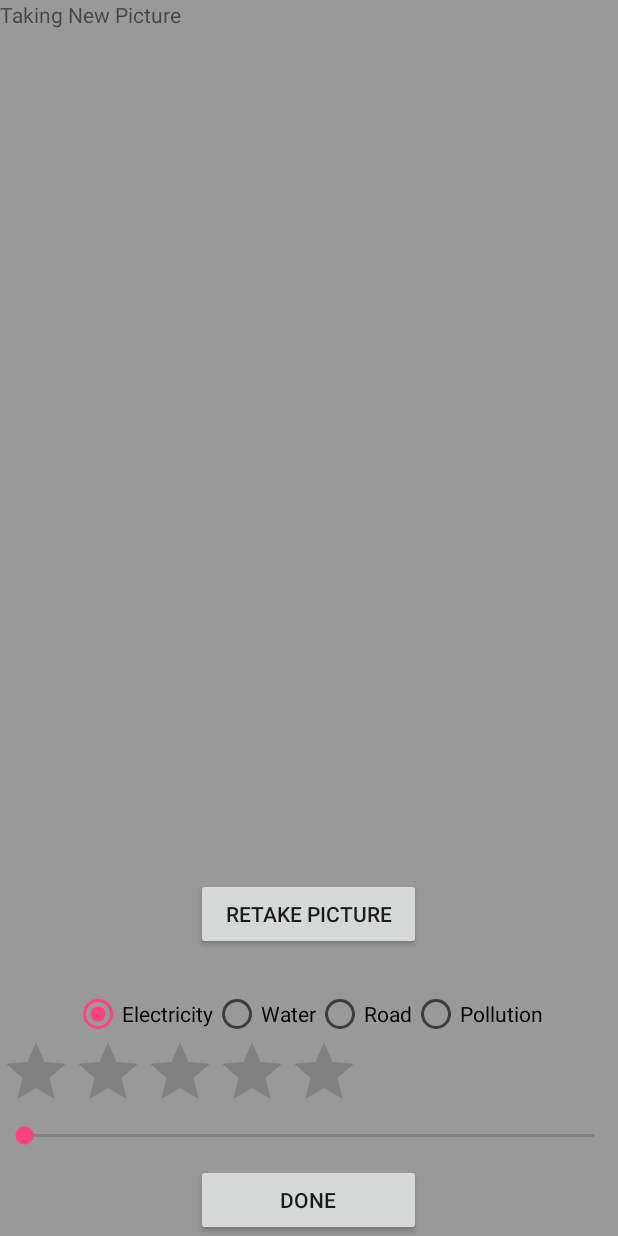
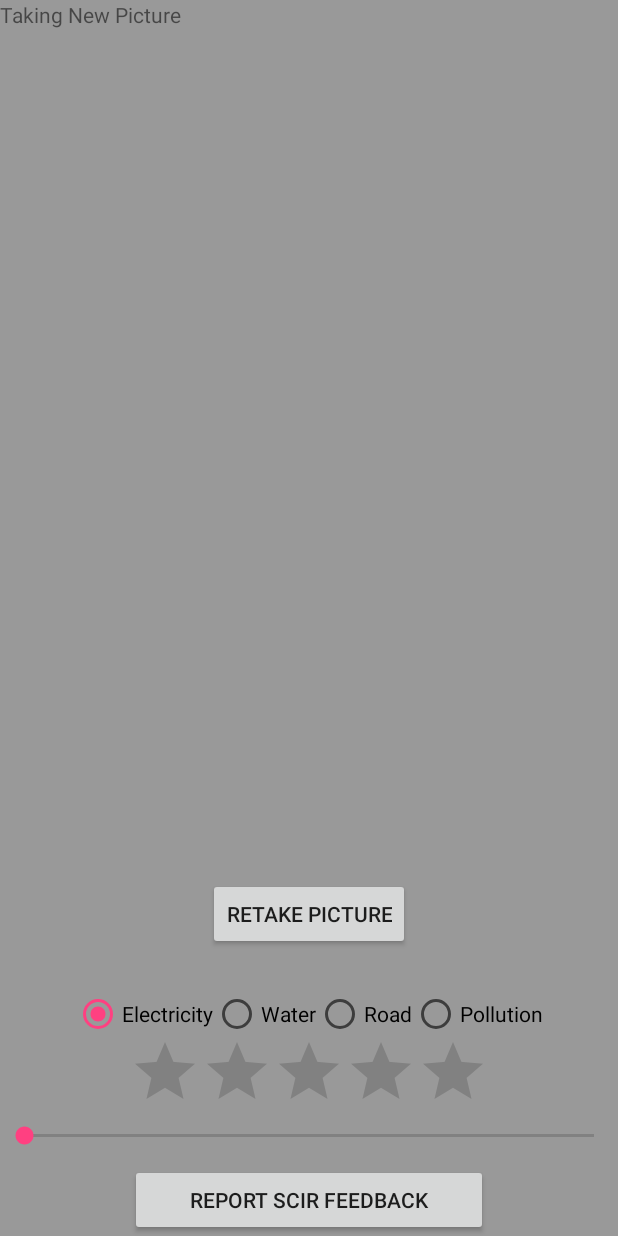
Before and after one commit to scir/TestCodes, an Android app: the CameraActivity screen opened directly, with no data from a screen before it, after a tap on "SNAP TARGET PHOTO!", on a phone screen of 412 x 824 dp. Run offline under Robolectric (Android 15) with nearby library versions, the phone set to English and light mode, and no system bars.

Commit message:
* Provided a small front view at startup * Alignment of few input figures done

```diff
--- a/scir_android_app/app/src/main/java/org/scir/scir_android_app/CameraActivity.java
+++ b/scir_android_app/app/src/main/java/org/scir/scir_android_app/CameraActivity.java
@@ -32,6 +32,8 @@ public class CameraActivity extends Activity implements PictureCallback, Surface
     private byte[] mCameraData;
     private boolean mIsCapturing;
 
+    private Button mReportScirFeedback;
+
     private OnClickListener mCaptureImageButtonClickListener = new OnClickListener() {
         @Override
         public void onClick(View v) {
@@ -52,6 +54,8 @@ public class CameraActivity extends Activity implements PictureCallback, Surface
             if (mCameraData != null) {
                 Intent intent = new Intent();
                 intent.putExtra(EXTRA_CAMERA_DATA, mCameraData);
+                /* TODO : This is final processing stage of all submitted contents */
+
                 setResult(RESULT_OK, intent);
             } else {
                 setResult(RESULT_CANCELED);
@@ -166,7 +170,7 @@ public class CameraActivity extends Activity implements PictureCallback, Surface
         mCameraImage.setVisibility(View.INVISIBLE);
         mCameraPreview.setVisibility(View.VISIBLE);
         mCamera.startPreview();
-        mCaptureImageButton.setText(R.string.capture_image);
+        mCaptureImageButton.setText(R.string.capture_image); // ToDo : Fix string in strings.xml
         mCaptureImageButton.setOnClickListener(mCaptureImageButtonClickListener);
     }
 
@@ -176,7 +180,7 @@ public class CameraActivity extends Activity implements PictureCallback, Surface
         mCamera.stopPreview();
         mCameraPreview.setVisibility(View.INVISIBLE);
         mCameraImage.setVisibility(View.VISIBLE);
-        mCaptureImageButton.setText(R.string.recapture_image);
+        mCaptureImageButton.setText(R.string.recapture_image); // ToDo : Fix string in strings.xml
         mCaptureImageButton.setOnClickListener(mRecaptureImageButtonClickListener);
     }
 }
--- a/scir_android_app/app/src/main/res/layout/activity_camera.xml
+++ b/scir_android_app/app/src/main/res/layout/activity_camera.xml
@@ -35,7 +35,7 @@ android:orientation="vertical" >
 
         <Button
             android:id="@+id/capture_image_button"
-            android:layout_width="150dp"
+            android:layout_width="wrap_content"
             android:layout_height="wrap_content"
             android:text="@string/capture_image" />
     </LinearLayout>
@@ -46,7 +46,8 @@ android:orientation="vertical" >
         android:layout_height="wrap_content"
         android:layout_marginTop="10dp"
         android:gravity="center"
-        android:orientation="vertical" >
+        android:orientation="vertical"
+            android:layout_gravity="center">
 
 
         <RadioGroup
@@ -86,27 +87,31 @@ android:orientation="vertical" >
     <RatingBar
         android:id="@+id/ratingBar1"
         android:layout_width="wrap_content"
-        android:layout_height="wrap_content" />
+        android:layout_height="wrap_content"
+        android:layout_gravity="center" />
 
     <SeekBar
         android:id="@+id/seekBar1"
         android:layout_width="match_parent"
         android:layout_height="wrap_content"
         android:layout_alignParentLeft="true"
-        android:layout_below="@+id/ratingBar1" />
+        android:layout_below="@+id/ratingBar1"
+        android:layout_gravity="center" />
 
     <LinearLayout
         android:layout_width="match_parent"
         android:layout_height="wrap_content"
         android:layout_marginTop="10dp"
         android:gravity="center"
-        android:orientation="horizontal" >
+        android:orientation="horizontal"
+        android:weightSum="1">
 
         <Button
             android:id="@+id/done_button"
             android:layout_width="150dp"
             android:layout_height="wrap_content"
-            android:text="@string/done" />
+            android:text="@string/done"
+            android:layout_weight="0.34" />
     </LinearLayout>
 
 </LinearLayout>
--- a/scir_android_app/app/src/main/res/values/strings.xml
+++ b/scir_android_app/app/src/main/res/values/strings.xml
@@ -7,6 +7,6 @@
     <string name="save_image">See Reported Problems</string>
     <string name="recapture_image">Retake Picture</string>
     <string name="capturing_image">Taking New Picture</string>
-    <string name="done">Done</string>
+    <string name="done">Report SCIR Feedback</string>
 
 </resources>
```
Also changed, not shown: scir_android_app/app/src/main/java/org/scir/scir_android_app/MainActivity.java (+9 -0 lines), scir_android_app/app/src/main/res/layout/activity_main.xml (+22 -1 lines), scir_android_app/app/src/main/res/drawable-hdpi/scir_image.jpg (added), scir_android_app/app/src/main/res/drawable-hdpi/scir_image_1.jpg (added).
